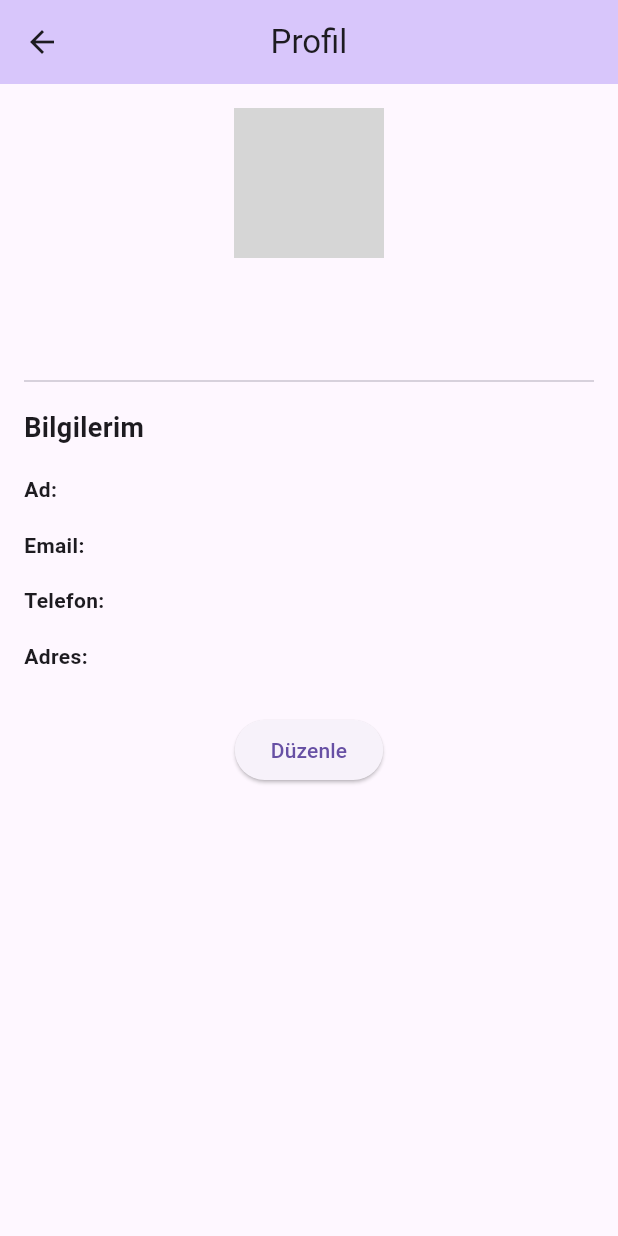
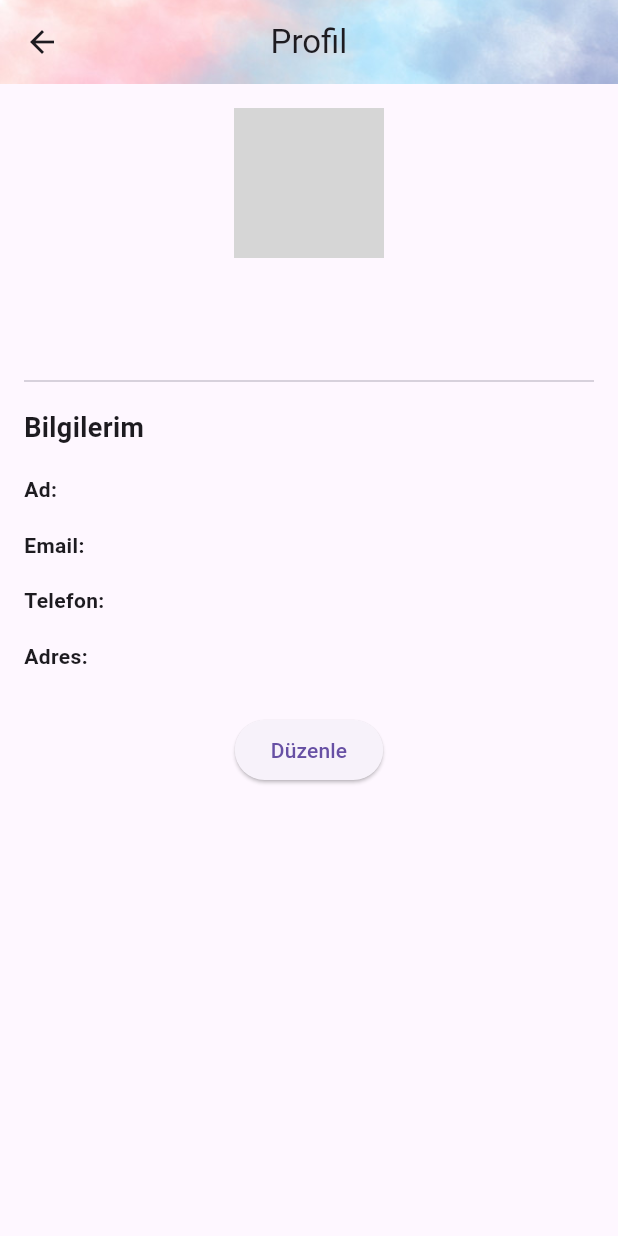
Before and after one commit to yurdagulcakiroglu/to_do, a Flutter app: the CategoryPage screen opened directly, in the side drawer, after a tap on "Profil", on a phone screen of 412 x 824 dp. Run offline on Flutter 3.47's test engine with Material 3 defaults, Android fonts, the phone set to English and light mode, and no system bars; our stand-ins replace font_awesome_flutter, shared_preferences; accounts and stored records are empty; grey boxes are pictures that could not be loaded.

Commit message:
modified:   lib/category_page.dart 	modified:   lib/my_home_page.dart 	modified:   lib/profile.dart 	modified:   lib/screens/forget_password_screen.dart 	modified:   lib/screens/signin_screen.dart 	modified:   lib/screens/welcome_screen.dart 	modified:   lib/settings.dart 	modified:   lib/theme/theme.dart

```diff
--- a/lib/category_page.dart
+++ b/lib/category_page.dart
@@ -1,5 +1,6 @@
 import 'package:flutter/material.dart';
 import 'package:shared_preferences/shared_preferences.dart';
+import 'package:to_do/theme/theme.dart';
 import 'my_home_page.dart';
 import 'profile.dart';
 import 'settings.dart';
@@ -130,7 +131,14 @@ class _CategoryPageState extends State<CategoryPage> {
     return Scaffold(
       appBar: AppBar(
         title: const Text('Kategoriler'),
-        backgroundColor: const Color.fromARGB(255, 216, 198, 251),
+        flexibleSpace: Container(
+          decoration: const BoxDecoration(
+            image: DecorationImage(
+              image: AssetImage('assets/images/bg1.png'),
+              fit: BoxFit.cover,
+            ),
+          ),
+        ),
         centerTitle: true,
       ),
       drawer: Drawer(
@@ -139,7 +147,10 @@ class _CategoryPageState extends State<CategoryPage> {
           children: <Widget>[
             const DrawerHeader(
               decoration: BoxDecoration(
-                color: Color.fromARGB(255, 216, 198, 251),
+                image: DecorationImage(
+                  image: AssetImage('assets/images/bg1.png'),
+                  fit: BoxFit.cover,
+                ),
               ),
               child: Text(
                 'Menü',
--- a/lib/profile.dart
+++ b/lib/profile.dart
@@ -106,7 +106,14 @@ class _ProfilePageState extends State<ProfilePage> {
     return Scaffold(
       appBar: AppBar(
         title: const Text('Profil'),
-        backgroundColor: const Color.fromARGB(255, 216, 198, 251),
+        flexibleSpace: Container(
+          decoration: const BoxDecoration(
+            image: DecorationImage(
+              image: AssetImage('assets/images/bg1.png'),
+              fit: BoxFit.cover,
+            ),
+          ),
+        ),
         centerTitle: true,
       ),
       body: SingleChildScrollView(
--- a/lib/screens/forget_password_screen.dart
+++ b/lib/screens/forget_password_screen.dart
@@ -1,6 +1,7 @@
 import 'package:flutter/material.dart';
 import 'package:to_do/theme/theme.dart';
 import 'package:to_do/widgets/custom_scaffold.dart';
+import 'package:to_do/category_page.dart';
 
 class ForgetPage extends StatefulWidget {
   const ForgetPage({super.key});
@@ -136,6 +137,9 @@ class _ForgetPasswordScreenState extends State<ForgetPasswordScreen> {
         // Burada şifreyi güncelleme işlemini gerçekleştirin
         ScaffoldMessenger.of(context).showSnackBar(
           const SnackBar(content: Text('Şifreniz başarıyla güncellendi!')),
+        );
+        Navigator.of(context).pushReplacement(
+          MaterialPageRoute(builder: (context) => const CategoryPage()),
         );
         // Şifre güncelleme işlemi sonrası yapılacaklar????
       } else {
--- a/lib/screens/signin_screen.dart
+++ b/lib/screens/signin_screen.dart
@@ -44,7 +44,7 @@ class _SignInScreenState extends State<SignInScreen> {
                     crossAxisAlignment: CrossAxisAlignment.center,
                     children: [
                       Text(
-                        'Welcome back',
+                        'Tekrar hoş geldiniz',
                         style: TextStyle(
                           fontSize: 30.0,
                           fontWeight: FontWeight.w900,
@@ -62,7 +62,7 @@ class _SignInScreenState extends State<SignInScreen> {
                           return null;
                         },
                         decoration: InputDecoration(
-                          label: const Text('Email'),
+                          label: const Text('E-mail'),
                           hintText: 'E-Mailinizi Girin',
                           hintStyle: const TextStyle(
                             color: Colors.black26,
--- a/lib/screens/welcome_screen.dart
+++ b/lib/screens/welcome_screen.dart
@@ -44,7 +44,7 @@ class WelcomeScreen extends StatelessWidget {
                                 fontWeight: FontWeight.w600,
                               )),
                           TextSpan(
-                              text: '\nWelcome Back!',
+                              text: '\nHoş Geldiniz!',
                               style: TextStyle(
                                 fontSize: 20,
                               ))
--- a/lib/theme/theme.dart
+++ b/lib/theme/theme.dart
@@ -2,7 +2,7 @@ import 'package:flutter/material.dart';
 
 const lightColorScheme = ColorScheme(
   brightness: Brightness.light,
-  primary: Color.fromARGB(255, 145, 105, 214),
+  primary: Color(0xFFBBA8FD),
   onPrimary: Color(0xFFFFFFFF),
   secondary: Color(0xFF6EAEE7),
   onSecondary: Color(0xFFFFFFFF),
```
Also changed, not shown: lib/my_home_page.dart (+19 -5 lines), lib/settings.dart (+8 -0 lines).
